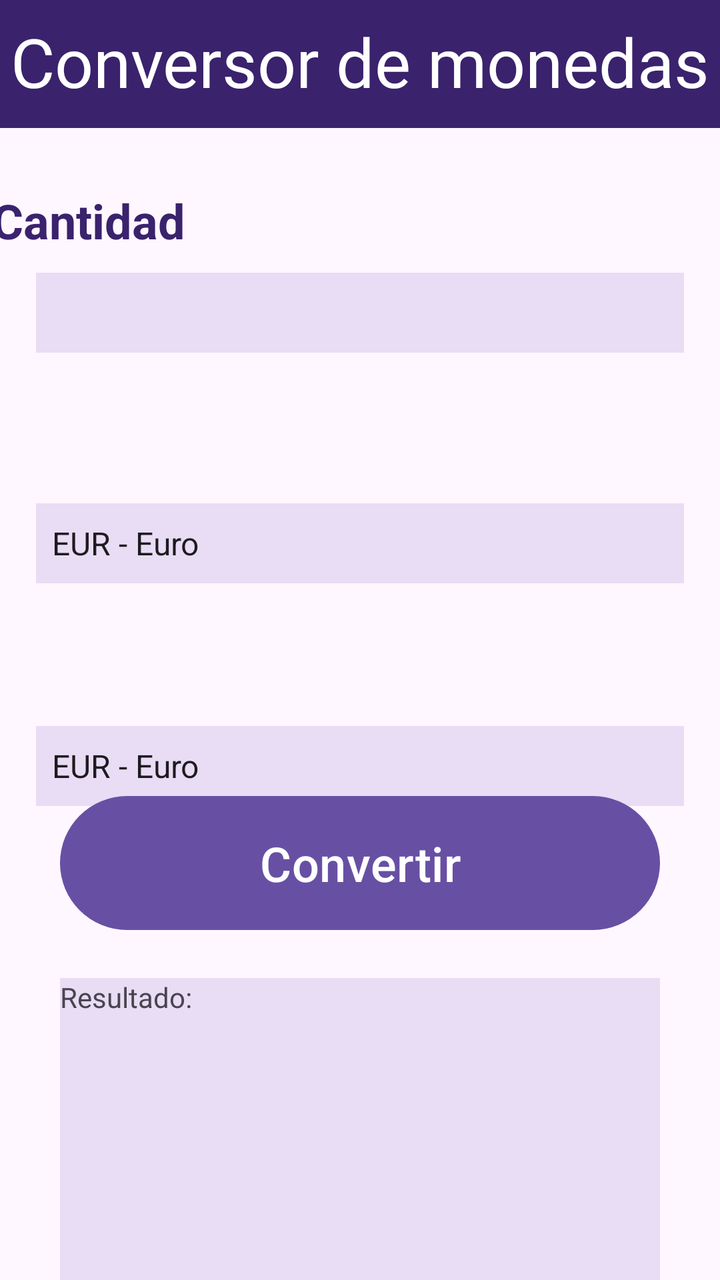
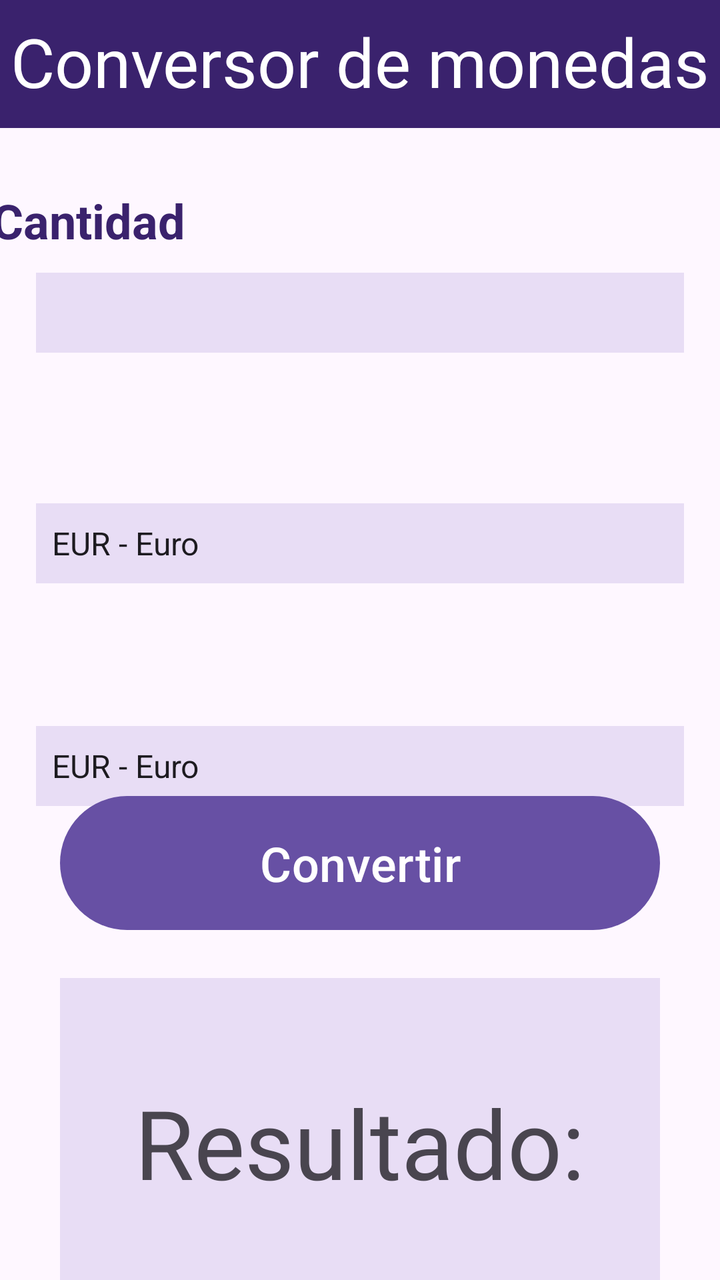

Compare the two renders of this Android layout. The source of the first and the diff that turns it into the second are given below.
<!-- AndroidManifest.xml: application theme Theme.Calculadra -->
<!-- res/layout/activity_conversor.xml -->
<?xml version="1.0" encoding="utf-8"?>
<androidx.constraintlayout.widget.ConstraintLayout xmlns:android="http://schemas.android.com/apk/res/android"
    xmlns:app="http://schemas.android.com/apk/res-auto"
    xmlns:tools="http://schemas.android.com/tools"
    android:id="@+id/main"
    android:layout_width="match_parent"
    android:layout_height="match_parent"
    android:backgroundTint="#FCF6FD"
    tools:context=".ConversorActivity">

    <TextView
        android:id="@+id/tituloConversor"
        android:layout_width="0dp"
        android:layout_height="64dp"
        android:background="#3A226D"
        android:paddingTop="8dp"
        android:text="Conversor de monedas"
        android:textAlignment="center"
        android:textColor="#FFFFFF"
        android:textColorLink="#FFFFFF"
        android:textSize="34sp"
        app:layout_constraintEnd_toEndOf="parent"
        app:layout_constraintStart_toStartOf="parent"
        app:layout_constraintTop_toTopOf="parent" />

    <EditText
        android:id="@+id/editarConvertidor"
        android:layout_width="0dp"
        android:layout_height="40dp"
        android:layout_marginStart="18dp"
        android:layout_marginTop="10dp"
        android:layout_marginEnd="18dp"
        android:background="#E8DDF5"
        android:ems="10"
        android:inputType="text"
        android:textColor="#000000"
        app:layout_constraintEnd_toEndOf="parent"
        app:layout_constraintHorizontal_bias="1.0"
        app:layout_constraintStart_toStartOf="parent"
        app:layout_constraintTop_toBottomOf="@+id/textView2" />

    <TextView
        android:id="@+id/textView2"
        android:layout_width="wrap_content"
        android:layout_height="wrap_content"
        android:layout_marginStart="18dp"
        android:layout_marginTop="30dp"
        android:layout_marginEnd="290dp"
        android:text="Cantidad"
        android:textColor="#3A226D"
        android:textSize="24sp"
        android:textStyle="bold"
        app:layout_constraintBottom_toTopOf="@+id/editarConvertidor"
        app:layout_constraintEnd_toEndOf="parent"
        app:layout_constraintStart_toStartOf="parent"
        app:layout_constraintTop_toBottomOf="@+id/tituloConversor" />

    <TextView
        android:id="@+id/textView5"
        android:layout_width="wrap_content"
        android:layout_height="wrap_content"
        android:layout_marginStart="18dp"
        android:layout_marginTop="15dp"
        android:layout_marginEnd="360dp"
        android:layout_marginBottom="18dp"
        android:text="De"
        android:textColor="#3A226D"
        android:textSize="24sp"
        android:textStyle="bold"
        app:layout_constraintBottom_toTopOf="@+id/spinner"
        app:layout_constraintEnd_toEndOf="parent"
        app:layout_constraintStart_toStartOf="parent"
        app:layout_constraintTop_toBottomOf="@+id/editarConvertidor" />

    <TextView
        android:id="@+id/textView6"
        android:layout_width="wrap_content"
        android:layout_height="wrap_content"
        android:layout_marginStart="22dp"
        android:layout_marginTop="15dp"
        android:layout_marginEnd="360dp"
        android:layout_marginBottom="11dp"
        android:text="A"
        android:textColor="#3A226D"
        android:textSize="24sp"
        android:textStyle="bold"
        app:layout_constraintBottom_toTopOf="@+id/spinner2"
        app:layout_constraintEnd_toEndOf="parent"
        app:layout_constraintStart_toStartOf="parent"
        app:layout_constraintTop_toBottomOf="@+id/spinner" />

    <Spinner
        android:id="@+id/spinner"
        android:layout_width="0dp"
        android:layout_height="40dp"
        android:layout_marginStart="18dp"
        android:layout_marginTop="10dp"
        android:layout_marginEnd="18dp"
        android:layout_marginBottom="14dp"
        android:background="#E8DDF5"
        android:entries="@array/monedas"
        android:spinnerMode="dropdown"
        app:layout_constraintBottom_toTopOf="@+id/textView6"
        app:layout_constraintEnd_toEndOf="parent"
        app:layout_constraintStart_toStartOf="parent"
        app:layout_constraintTop_toBottomOf="@+id/textView5" />

    <Spinner
        android:id="@+id/spinner2"
        android:layout_width="0dp"
        android:layout_height="40dp"
        android:layout_marginStart="18dp"
        android:layout_marginTop="10dp"
        android:layout_marginEnd="18dp"
        android:background="#E8DDF5"
        android:entries="@array/monedas"
        app:layout_constraintEnd_toEndOf="parent"
        app:layout_constraintStart_toStartOf="parent"
        app:layout_constraintTop_toBottomOf="@+id/textView6" />

    <Button
        android:id="@+id/button"
        android:layout_width="0dp"
        android:layout_height="75dp"
        android:layout_marginStart="30dp"
        android:layout_marginTop="50dp"
        android:layout_marginEnd="30dp"
        android:layout_marginBottom="20dp"
        android:text="Convertir"
        android:textSize="24sp"
        app:layout_constraintBottom_toTopOf="@+id/textView7"
        app:layout_constraintEnd_toEndOf="parent"
        app:layout_constraintHorizontal_bias="0.058"
        app:layout_constraintStart_toStartOf="parent"
        app:layout_constraintTop_toBottomOf="@+id/spinner2" />

    <TextView
        android:id="@+id/textView7"
        android:layout_width="0dp"
        android:layout_height="180dp"
        android:layout_marginStart="30dp"
        android:layout_marginEnd="30dp"
        android:layout_marginBottom="30dp"
        android:background="#E8DDF5"
        android:text="Resultado:"
        app:layout_constraintBottom_toBottomOf="parent"
        app:layout_constraintEnd_toEndOf="parent"
        app:layout_constraintHorizontal_bias="1.0"
        app:layout_constraintStart_toStartOf="parent"
        app:layout_constraintTop_toBottomOf="@+id/button"
        app:layout_constraintVertical_bias="1.0" />

</androidx.constraintlayout.widget.ConstraintLayout>
<!-- resources referenced by this layout -->
<resources>
  <string-array name="monedas">
          <item>EUR - Euro</item>
          <item>USD - Dólar</item>
          <item>GBP - Libra esterlina</item>
      </string-array>
  <style name="Theme.Calculadra" parent="Base.Theme.Calculadra" />
  <style name="Base.Theme.Calculadra" parent="Theme.Material3.DayNight.NoActionBar">
          
          
      </style>
</resources>

<!-- the commit's change to res/layout/activity_conversor.xml (unified diff, before → after) -->
@@ -24,7 +24,7 @@
         app:layout_constraintTop_toTopOf="parent" />
 
     <EditText
-        android:id="@+id/editarConvertidor"
+        android:id="@+id/cantidad"
         android:layout_width="0dp"
         android:layout_height="40dp"
         android:layout_marginStart="18dp"
@@ -50,7 +50,7 @@
         android:textColor="#3A226D"
         android:textSize="24sp"
         android:textStyle="bold"
-        app:layout_constraintBottom_toTopOf="@+id/editarConvertidor"
+        app:layout_constraintBottom_toTopOf="@+id/cantidad"
         app:layout_constraintEnd_toEndOf="parent"
         app:layout_constraintStart_toStartOf="parent"
         app:layout_constraintTop_toBottomOf="@+id/tituloConversor" />
@@ -67,10 +67,10 @@
         android:textColor="#3A226D"
         android:textSize="24sp"
         android:textStyle="bold"
-        app:layout_constraintBottom_toTopOf="@+id/spinner"
+        app:layout_constraintBottom_toTopOf="@+id/monedaOrigen"
         app:layout_constraintEnd_toEndOf="parent"
         app:layout_constraintStart_toStartOf="parent"
-        app:layout_constraintTop_toBottomOf="@+id/editarConvertidor" />
+        app:layout_constraintTop_toBottomOf="@+id/cantidad" />
 
     <TextView
         android:id="@+id/textView6"
@@ -84,13 +84,13 @@
         android:textColor="#3A226D"
         android:textSize="24sp"
         android:textStyle="bold"
-        app:layout_constraintBottom_toTopOf="@+id/spinner2"
+        app:layout_constraintBottom_toTopOf="@+id/monedaDestino"
         app:layout_constraintEnd_toEndOf="parent"
         app:layout_constraintStart_toStartOf="parent"
-        app:layout_constraintTop_toBottomOf="@+id/spinner" />
+        app:layout_constraintTop_toBottomOf="@+id/monedaOrigen" />
 
     <Spinner
-        android:id="@+id/spinner"
+        android:id="@+id/monedaOrigen"
         android:layout_width="0dp"
         android:layout_height="40dp"
         android:layout_marginStart="18dp"
@@ -106,7 +106,7 @@
         app:layout_constraintTop_toBottomOf="@+id/textView5" />
 
     <Spinner
-        android:id="@+id/spinner2"
+        android:id="@+id/monedaDestino"
         android:layout_width="0dp"
         android:layout_height="40dp"
         android:layout_marginStart="18dp"
@@ -119,7 +119,7 @@
         app:layout_constraintTop_toBottomOf="@+id/textView6" />
 
     <Button
-        android:id="@+id/button"
+        android:id="@+id/btnConvertir"
         android:layout_width="0dp"
         android:layout_height="75dp"
         android:layout_marginStart="30dp"
@@ -128,26 +128,29 @@
         android:layout_marginBottom="20dp"
         android:text="Convertir"
         android:textSize="24sp"
-        app:layout_constraintBottom_toTopOf="@+id/textView7"
+        app:layout_constraintBottom_toTopOf="@+id/resultado"
         app:layout_constraintEnd_toEndOf="parent"
         app:layout_constraintHorizontal_bias="0.058"
         app:layout_constraintStart_toStartOf="parent"
-        app:layout_constraintTop_toBottomOf="@+id/spinner2" />
+        app:layout_constraintTop_toBottomOf="@+id/monedaDestino" />
 
     <TextView
-        android:id="@+id/textView7"
+        android:id="@+id/resultado"
         android:layout_width="0dp"
         android:layout_height="180dp"
         android:layout_marginStart="30dp"
         android:layout_marginEnd="30dp"
         android:layout_marginBottom="30dp"
         android:background="#E8DDF5"
+        android:paddingTop="50dp"
         android:text="Resultado:"
+        android:textAlignment="center"
+        android:textSize="48sp"
         app:layout_constraintBottom_toBottomOf="parent"
         app:layout_constraintEnd_toEndOf="parent"
         app:layout_constraintHorizontal_bias="1.0"
         app:layout_constraintStart_toStartOf="parent"
-        app:layout_constraintTop_toBottomOf="@+id/button"
+        app:layout_constraintTop_toBottomOf="@+id/btnConvertir"
         app:layout_constraintVertical_bias="1.0" />
 
 </androidx.constraintlayout.widget.ConstraintLayout>
